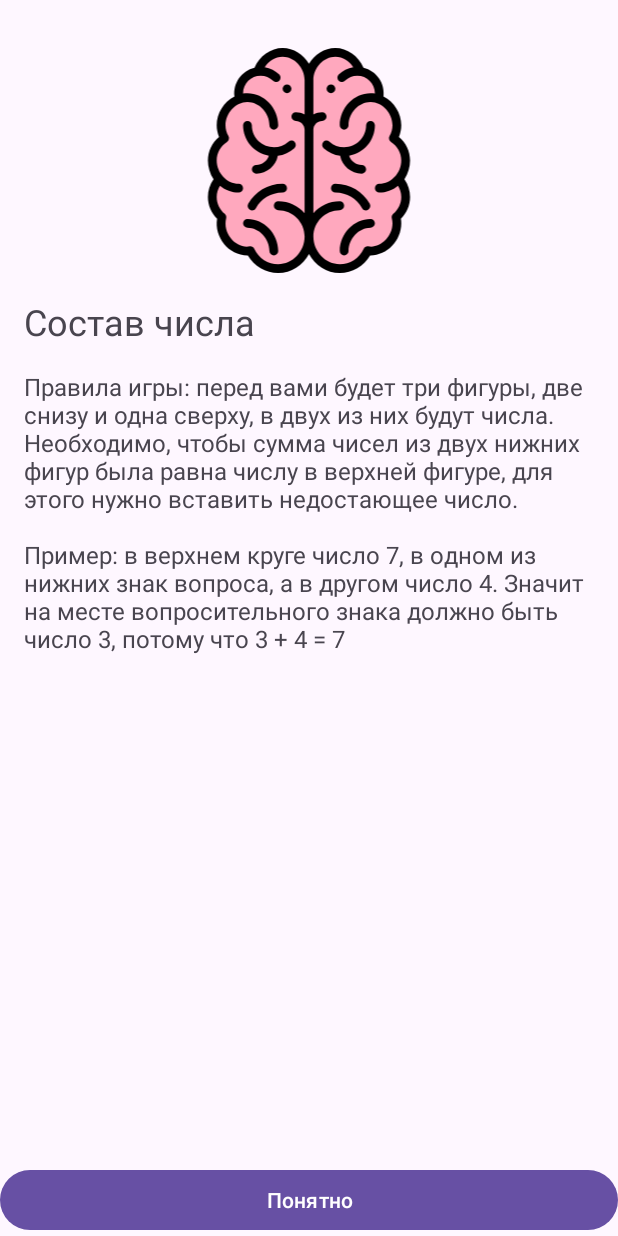
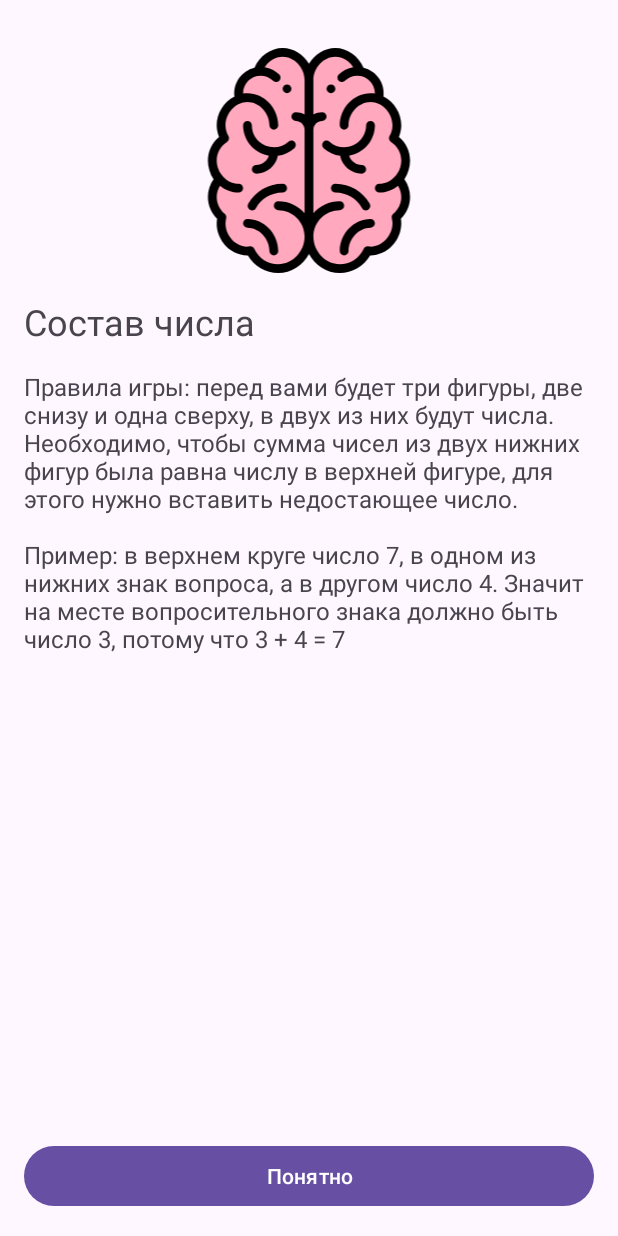
Before and after one commit to Aerososec/Composition, an Android app: the screen it shows after launch (MainActivity), on a phone screen of 412 x 824 dp. Run offline under Robolectric (Android 15) with nearby library versions, the phone set to English and light mode, and no system bars.

Commit message:
Jetpack Navigation

```diff
--- a/app/src/main/java/com/example/composition/data/repository/GameRepositoryImpl.kt
+++ b/app/src/main/java/com/example/composition/data/repository/GameRepositoryImpl.kt
@@ -25,10 +25,10 @@ object GameRepositoryImpl : GameRepository {
             Level.EASY -> {
                 GameSettings(
                     maxSum = 15,
-                    minCountOfRightAnswers = 10,
+                    minCountOfRightAnswers = 1,
                     minPercentOfRightAnswers = 70,
                     countOfOptions = 6,
-                    seconds = 60
+                    seconds = 30
                 )
             }
             Level.MEDIUM -> {
--- a/app/src/main/java/com/example/composition/domain/entities/Question.kt
+++ b/app/src/main/java/com/example/composition/domain/entities/Question.kt
@@ -4,4 +4,6 @@ data class Question(
     val sumValue : Int,
     val visibleValue : Int,
     val options : List<Int>
-)
+){
+    val rightAnswer = sumValue - visibleValue
+}
--- a/app/src/main/java/com/example/composition/domain/useCases/GenerateQuestionUseCase.kt
+++ b/app/src/main/java/com/example/composition/domain/useCases/GenerateQuestionUseCase.kt
@@ -4,7 +4,7 @@ import com.example.composition.domain.entities.Question
 import com.example.composition.domain.repository.GameRepository
 
 class GenerateQuestionUseCase(private val repository: GameRepository) {
-    operator fun invoke(maxSumValue: Int, countOfOptions: Int) : Question{
-        return repository.generateQuestion(maxSumValue, countOfOptions)
+    operator fun invoke(maxSumValue: Int) : Question{
+        return repository.generateQuestion(maxSumValue, 6)
     }
 }
--- a/app/src/main/java/com/example/composition/presentation/MainActivity.kt
+++ b/app/src/main/java/com/example/composition/presentation/MainActivity.kt
@@ -19,8 +19,5 @@ class MainActivity : AppCompatActivity() {
             insets
         }
 
-        supportFragmentManager.beginTransaction()
-            .replace(R.id.main_container, WelcomeFragment())
-            .commit()
     }
 }
--- a/app/src/main/java/com/example/composition/presentation/fragments/WelcomeFragment.kt
+++ b/app/src/main/java/com/example/composition/presentation/fragments/WelcomeFragment.kt
@@ -6,6 +6,8 @@ import android.view.LayoutInflater
 import android.view.View
 import android.view.ViewGroup
 import androidx.fragment.app.Fragment
+import androidx.navigation.findNavController
+import androidx.navigation.fragment.findNavController
 import com.example.composition.databinding.FragmentWelcomeBinding
 
 class WelcomeFragment : Fragment() {
@@ -17,7 +19,7 @@ class WelcomeFragment : Fragment() {
         inflater: LayoutInflater, container: ViewGroup?,
         savedInstanceState: Bundle?
     ): View? {
-        _binding = FragmentWelcomeBinding.inflate(inflater)
+        _binding = FragmentWelcomeBinding.inflate(inflater, container, false)
         return _binding?.root
     }
 
@@ -29,10 +31,7 @@ class WelcomeFragment : Fragment() {
     }
 
     private fun launchChooseLevelFragment(){
-        requireActivity().supportFragmentManager.beginTransaction()
-            .replace(R.id.main_container, ChooseLevelFragment.newInstance())
-            .addToBackStack(ChooseLevelFragment.LEVEL_FRAGMENT)
-            .commit()
+        findNavController().navigate(R.id.action_welcomeFragment_to_chooseLevelFragment)
     }
 
     override fun onDestroyView() {
--- a/app/src/main/res/layout/activity_main.xml
+++ b/app/src/main/res/layout/activity_main.xml
@@ -1,9 +1,11 @@
 <?xml version="1.0" encoding="utf-8"?>
-<androidx.fragment.app.FragmentContainerView
-    xmlns:android="http://schemas.android.com/apk/res/android"
+<androidx.fragment.app.FragmentContainerView xmlns:android="http://schemas.android.com/apk/res/android"
     xmlns:tools="http://schemas.android.com/tools"
+    xmlns:app="http://schemas.android.com/apk/res-auto"
     android:id="@+id/main_container"
     android:layout_width="match_parent"
     android:layout_height="match_parent"
     tools:context=".presentation.MainActivity"
-    />
+    android:name="androidx.navigation.fragment.NavHostFragment"
+    app:navGraph="@navigation/main_navigation"
+    app:defaultNavHost="true"/>
--- a/app/src/main/res/layout/fragment_welcome.xml
+++ b/app/src/main/res/layout/fragment_welcome.xml
@@ -1,59 +1,53 @@
 <?xml version="1.0" encoding="utf-8"?>
-<ScrollView
+<androidx.constraintlayout.widget.ConstraintLayout
     xmlns:android="http://schemas.android.com/apk/res/android"
     xmlns:app="http://schemas.android.com/apk/res-auto"
     xmlns:tools="http://schemas.android.com/tools"
     android:layout_width="match_parent"
     android:layout_height="match_parent"
-    android:fillViewport="true"
-    >
-
-    <androidx.constraintlayout.widget.ConstraintLayout
-        android:layout_width="match_parent"
-        android:layout_height="wrap_content"
-        android:orientation="vertical"
-        tools:context=".presentation.WelcomeFragment"
-        >
+    tools:context=".presentation.fragments.WelcomeFragment">
 
     <ImageView
         android:id="@+id/iv_logo"
         android:layout_width="wrap_content"
         android:layout_height="150dp"
-            android:layout_gravity="center"
         android:layout_margin="32dp"
         android:src="@drawable/ic_brain"
         android:contentDescription="@string/welcome_logo"
-            app:layout_constraintEnd_toEndOf="parent"
+        app:layout_constraintTop_toTopOf="parent"
         app:layout_constraintStart_toStartOf="parent"
-            app:layout_constraintTop_toTopOf="parent"
-            />
+        app:layout_constraintEnd_toEndOf="parent" />
 
     <TextView
         android:id="@+id/tv_title"
-            android:layout_width="match_parent"
+        android:layout_width="0dp"
         android:layout_height="wrap_content"
+        android:layout_margin="16dp"
         android:text="@string/welcome_title"
         android:textSize="24sp"
-            android:layout_margin="16dp"
         app:layout_constraintTop_toBottomOf="@id/iv_logo"
-            />
+        app:layout_constraintStart_toStartOf="parent"
+        app:layout_constraintEnd_toEndOf="parent" />
 
     <TextView
-            android:layout_width="match_parent"
+        android:id="@+id/tv_rules"
+        android:layout_width="0dp"
         android:layout_height="wrap_content"
+        android:layout_margin="16dp"
         android:text="@string/game_rules"
         android:textSize="16sp"
-            android:layout_margin="16dp"
         app:layout_constraintTop_toBottomOf="@id/tv_title"
-            />
+        app:layout_constraintStart_toStartOf="parent"
+        app:layout_constraintEnd_toEndOf="parent" />
 
     <Button
         android:id="@+id/button_understand"
-            android:layout_width="match_parent"
+        android:layout_width="0dp"
         android:layout_height="wrap_content"
-            android:layout_gravity="bottom"
+        android:layout_margin="16dp"
         android:text="@string/button_understand"
         app:layout_constraintBottom_toBottomOf="parent"
-            />
+        app:layout_constraintStart_toStartOf="parent"
+        app:layout_constraintEnd_toEndOf="parent" />
+
 </androidx.constraintlayout.widget.ConstraintLayout>
-</ScrollView>
--- /dev/null
+++ b/app/src/main/res/navigation/main_navigation.xml
@@ -0,0 +1,46 @@
+<?xml version="1.0" encoding="utf-8"?>
+<navigation xmlns:android="http://schemas.android.com/apk/res/android"
+    xmlns:app="http://schemas.android.com/apk/res-auto"
+    android:id="@+id/main_navigation"
+    app:startDestination="@id/welcomeFragment">
+
+    <fragment
+        android:id="@+id/welcomeFragment"
+        android:name="com.example.composition.presentation.fragments.WelcomeFragment"
+        android:label="WelcomeFragment" >
+        <action
+            android:id="@+id/action_welcomeFragment_to_chooseLevelFragment"
+            app:destination="@id/chooseLevelFragment" />
+    </fragment>
+    <fragment
+        android:id="@+id/chooseLevelFragment"
+        android:name="com.example.composition.presentation.fragments.ChooseLevelFragment"
+        android:label="ChooseLevelFragment" >
+        <action
+            android:id="@+id/action_chooseLevelFragment_to_gameFragment"
+            app:destination="@id/gameFragment" />
+    </fragment>
+    <fragment
+        android:id="@+id/gameFragment"
+        android:name="com.example.composition.presentation.fragments.GameFragment"
+        android:label="GameFragment" >
+        <action
+            android:id="@+id/action_gameFragment_to_gameFinishedFragment"
+            app:destination="@id/gameFinishedFragment" />
+        <argument
+            android:name="level"
+            app:argType="com.example.composition.domain.entities.Level" />
+    </fragment>
+    <fragment
+        android:id="@+id/gameFinishedFragment"
+        android:name="com.example.composition.presentation.fragments.GameFinishedFragment"
+        android:label="GameFinishedFragment" >
+        <action
+            android:id="@+id/action_gameFinishedFragment_pop_including_gameFragment2"
+            app:popUpTo="@id/chooseLevelFragment"
+            app:popUpToInclusive="true" />
+        <argument
+            android:name="gameResult"
+            app:argType="com.example.composition.domain.entities.GameResult" />
+    </fragment>
+</navigation>
--- a/gradle/libs.versions.toml
+++ b/gradle/libs.versions.toml
@@ -1,5 +1,6 @@
 [versions]
 agp = "8.9.0"
+fragmentKtx = "1.8.8"
 kotlin = "2.0.21"
 coreKtx = "1.16.0"
 junit = "4.13.2"
@@ -9,9 +10,13 @@ appcompat = "1.7.1"
 material = "1.12.0"
 activity = "1.10.1"
 constraintlayout = "2.2.1"
+navigationFragmentKtx = "2.9.3"
 
 [libraries]
 androidx-core-ktx = { group = "androidx.core", name = "core-ktx", version.ref = "coreKtx" }
+androidx-fragment-ktx = { module = "androidx.fragment:fragment-ktx", version.ref = "fragmentKtx" }
+androidx-navigation-fragment-ktx = { module = "androidx.navigation:navigation-fragment-ktx", version.ref = "navigationFragmentKtx" }
+androidx-navigation-ui-ktx = { module = "androidx.navigation:navigation-ui-ktx", version.ref = "navigationFragmentKtx" }
 junit = { group = "junit", name = "junit", version.ref = "junit" }
 androidx-junit = { group = "androidx.test.ext", name = "junit", version.ref = "junitVersion" }
 androidx-espresso-core = { group = "androidx.test.espresso", name = "espresso-core", version.ref = "espressoCore" }
@@ -24,3 +29,4 @@ androidx-constraintlayout = { group = "androidx.constraintlayout", name = "const
 android-application = { id = "com.android.application", version.ref = "agp" }
 kotlin-android = { id = "org.jetbrains.kotlin.android", version.ref = "kotlin" }
 kotlin-parselize = {id = "kotlin-parcelize"}
+navigation-safe-args = { id = "androidx.navigation.safeargs.kotlin", version = "2.9.3"}
```
Also changed, not shown: app/build.gradle.kts (+7 -1 lines), app/src/main/java/com/example/composition/presentation/fragments/ChooseLevelFragment.kt (+3 -10 lines), app/src/main/java/com/example/composition/presentation/fragments/GameFinishedFragment.kt (+21 -22 lines), app/src/main/java/com/example/composition/presentation/fragments/GameFragment.kt (+77 -43 lines), app/src/main/java/com/example/composition/presentation/viewModel/GameViewModel.kt (+148 -1 lines), app/src/main/java/com/example/composition/presentation/viewModel/GameViewModelFactory.kt (added, +15 -0 lines), build.gradle.kts (+9 -0 lines). Lines whose indentation alone changed are shown as unchanged.
